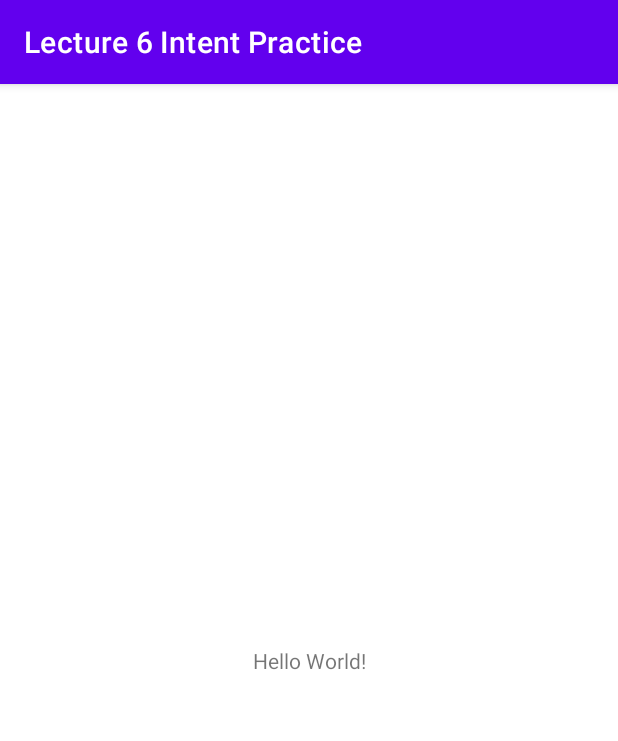
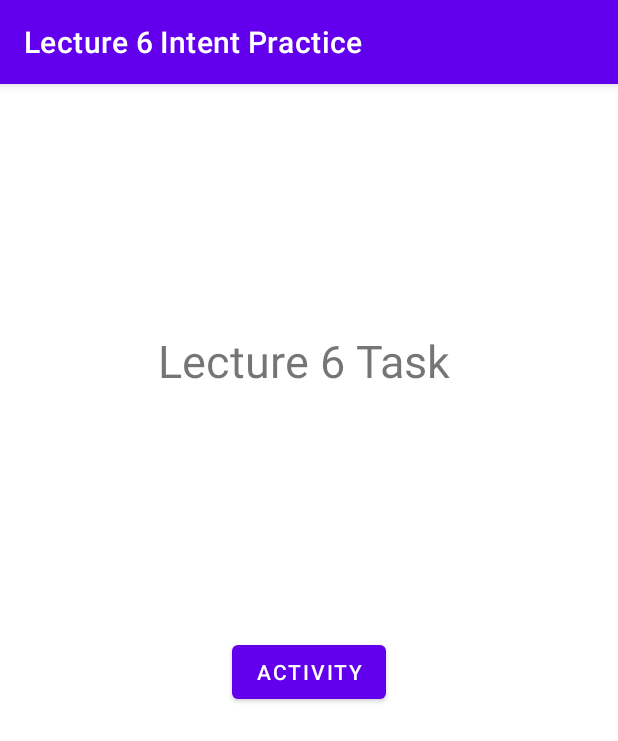
Before and after one commit to rukhsar-alt/mcsf19a020, an Android app: the screen it shows after launch (MainActivity), on a phone screen of 412 x 824 dp. Shown: the top 741 px of the screen. Run offline under Robolectric (Android 15) with nearby library versions, the phone set to English and light mode, and no system bars.

Commit message:
Lecture 6 Some files added

```diff
--- a/Lecture 6 Intent/app/src/main/AndroidManifest.xml
+++ b/Lecture 6 Intent/app/src/main/AndroidManifest.xml
@@ -9,6 +9,7 @@
         android:roundIcon="@mipmap/ic_launcher_round"
         android:supportsRtl="true"
         android:theme="@style/Theme.Lecture6IntentPractice">
+        <activity android:name=".NewActivity"></activity>
         <activity android:name=".MainActivity">
             <intent-filter>
                 <action android:name="android.intent.action.MAIN" />
--- a/Lecture 6 Intent/app/src/main/res/layout/activity_main.xml
+++ b/Lecture 6 Intent/app/src/main/res/layout/activity_main.xml
@@ -7,12 +7,30 @@
     tools:context=".MainActivity">
 
     <TextView
+        android:id="@+id/textView"
+        android:layout_width="200dp"
+        android:layout_height="50dp"
+        android:text="Lecture 6 Task"
+
+        android:textSize="30dp"
+        app:layout_constraintBottom_toBottomOf="parent"
+        app:layout_constraintHorizontal_bias="0.498"
+        app:layout_constraintLeft_toLeftOf="parent"
+        app:layout_constraintRight_toRightOf="parent"
+        app:layout_constraintTop_toTopOf="parent"
+        app:layout_constraintVertical_bias="0.228" />
+
+    <Button
+        android:id="@+id/button"
         android:layout_width="wrap_content"
         android:layout_height="wrap_content"
-        android:text="Hello World!"
+        android:text="Activity"
         app:layout_constraintBottom_toBottomOf="parent"
-        app:layout_constraintLeft_toLeftOf="parent"
-        app:layout_constraintRight_toRightOf="parent"
-        app:layout_constraintTop_toTopOf="parent" />
+        app:layout_constraintEnd_toEndOf="parent"
+        app:layout_constraintStart_toStartOf="parent"
+        app:layout_constraintTop_toBottomOf="@+id/textView"
+        android:onClick="NewActivity"
+        app:layout_constraintVertical_bias="0.305" />
+
 
 </androidx.constraintlayout.widget.ConstraintLayout>
```
Also changed, not shown: Lecture 6 Intent/app/src/main/java/com/example/lecture6intentpractice/MainActivity.java (+8 -0 lines), Lecture 6 Intent/app/src/main/java/com/example/lecture6intentpractice/NewActivity.java (added, +14 -0 lines), Lecture 6 Intent/app/src/main/res/layout/activity_new.xml (added, +32 -0 lines).
